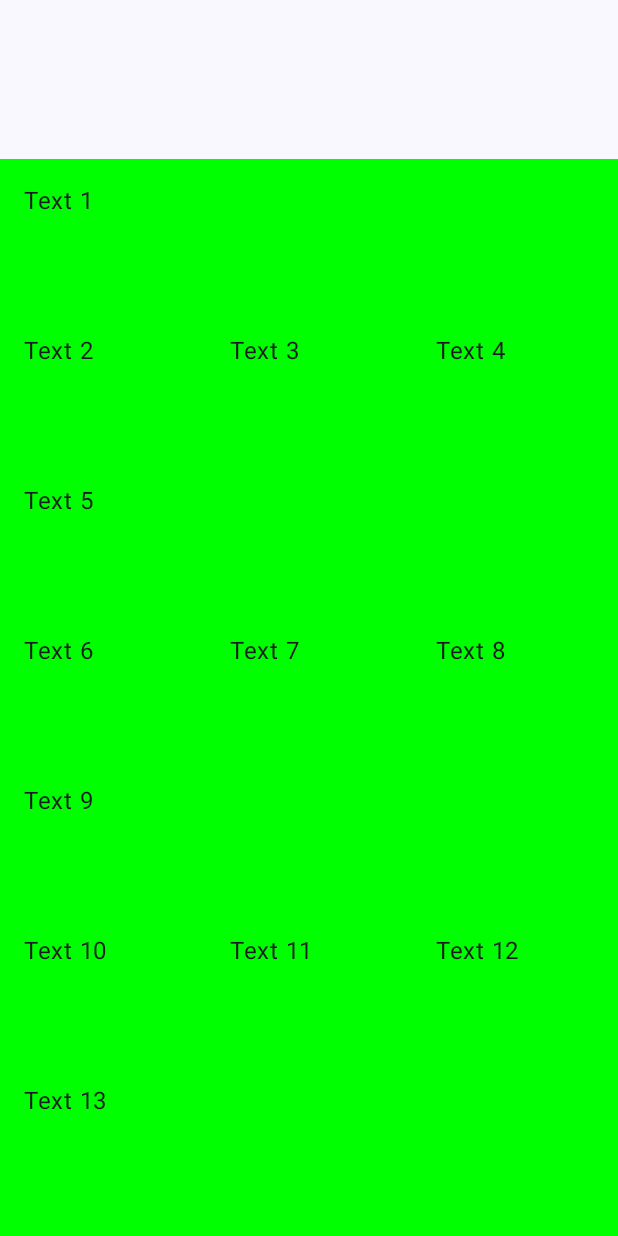
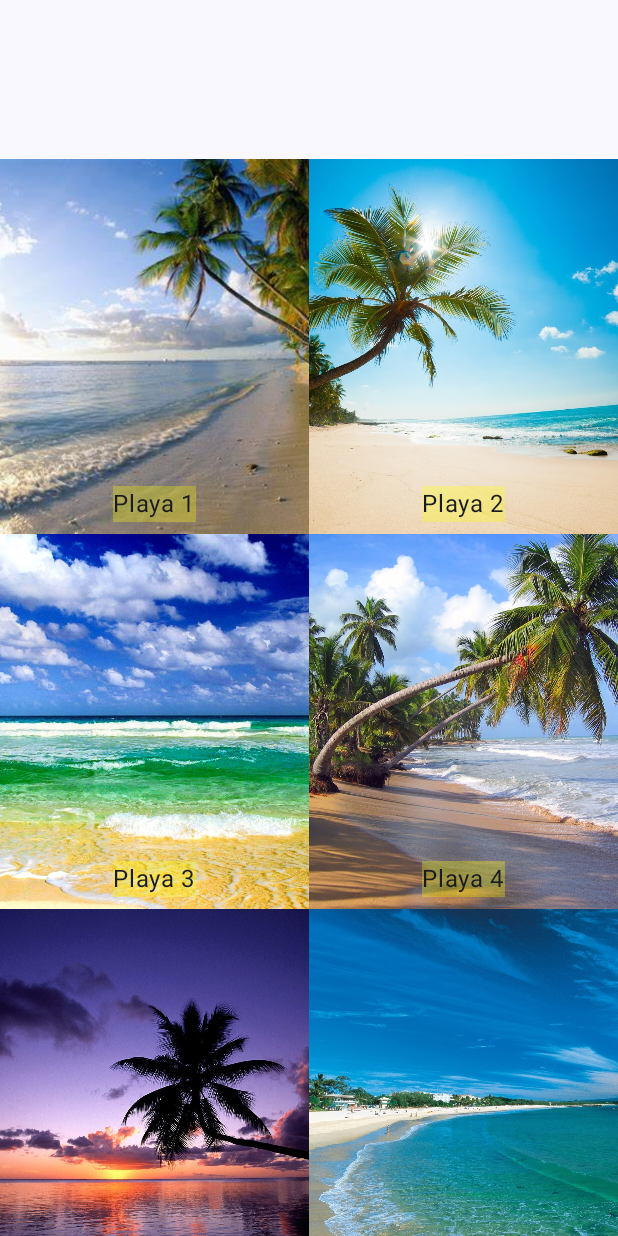
Before and after one commit to pedro-donoso/gridCompose, an Android app built with Jetpack Compose: the composable MainScreen shown on its own in the app's theme, on a phone screen of 412 x 824 dp. Run offline under Robolectric (Android 15) with nearby library versions, the phone set to English and light mode, and no system bars.

Commit message:
Adapto imagenes

```diff
--- a/app/src/main/java/com/example/gridcompose/MainActivity.kt
+++ b/app/src/main/java/com/example/gridcompose/MainActivity.kt
@@ -4,24 +4,27 @@ import android.os.Bundle
 import androidx.activity.compose.setContent
 import androidx.activity.enableEdgeToEdge
 import androidx.appcompat.app.AppCompatActivity
-import androidx.compose.foundation.background
-import androidx.compose.foundation.layout.Box
-import androidx.compose.foundation.layout.fillMaxWidth
-import androidx.compose.foundation.layout.padding
-import androidx.compose.foundation.layout.size
+import androidx.compose.foundation.layout.*
 import androidx.compose.foundation.lazy.grid.GridCells
-import androidx.compose.foundation.lazy.grid.GridItemSpan
 import androidx.compose.foundation.lazy.grid.LazyVerticalGrid
 import androidx.compose.material3.Text
 import androidx.compose.runtime.Composable
+import androidx.compose.ui.Alignment
 import androidx.compose.ui.Modifier
 import androidx.compose.ui.graphics.Color
+import androidx.compose.ui.res.painterResource
 import androidx.compose.ui.unit.dp
+import androidx.compose.foundation.Image
+import androidx.compose.foundation.background
+import androidx.compose.ui.layout.ContentScale
 
 class MainActivity : AppCompatActivity() {
     override fun onCreate(savedInstanceState: Bundle?) {
         super.onCreate(savedInstanceState)
         enableEdgeToEdge()
+
+        supportActionBar?.title = "Playas"
+
         setContent {
             MainScreen()
         }
@@ -30,57 +33,57 @@ class MainActivity : AppCompatActivity() {
 
 @Composable
 fun MainScreen() {
+    val list = listOf(
+        "Playa 1",
+        "Playa 2",
+        "Playa 3",
+        "Playa 4",
+        "Playa 5",
+        "Playa 6",
+        "Playa 7",
+        "Playa 8"
+    )
 
-    val list =
-        listOf(
-            "Text 1",
-            "Text 2",
-            "Text 3",
-            "Text 4",
-            "Text 5",
-            "Text 6",
-            "Text 7",
-            "Text 8",
-            "Text 9",
-            "Text 10",
-            "Text 11",
-            "Text 12",
-            "Text 13",
-            "Text 14",
-            "Text 15",
-            "Text 16",
-            "Text 17",
-            "Text 18",
-            "Text 19",
-            "Text 20"
-        )
+    // List of drawable resource IDs for images
+    val imageList = listOf(
+        R.drawable.playa1,
+        R.drawable.playa2,
+        R.drawable.playa3,
+        R.drawable.playa4,
+        R.drawable.playa5,
+        R.drawable.playa6,
+        R.drawable.playa7,
+        R.drawable.playa8
+    )
 
     LazyVerticalGrid(
-        columns = GridCells.Fixed(3),
+        columns = GridCells.Fixed(2),
         modifier = Modifier
             .fillMaxWidth()
             .padding(top = 106.dp)
     ) {
+        items(list.size) { index ->
+            Box(
+                modifier = Modifier
+                    .size(250.dp)
+            ) {
 
-        list.forEachIndexed { index, element ->
-            val span = if (index % 4 == 0) {
-                GridItemSpan(3)
-            } else {
-                GridItemSpan(1)
+                val image = imageList[index]
+                Image(
+                    painter = painterResource(id = image),
+                    contentDescription = null,
+                    contentScale = ContentScale.Crop,
+                    modifier = Modifier.fillMaxSize()
+                )
+
+                Text(
+                    text = list[index],
+                    modifier = Modifier
+                        .align(Alignment.BottomCenter)
+                        .padding(8.dp)
+                        .background(Color.Yellow.copy(alpha = 0.3f))
+                )
             }
-            item(span = { span }) {
-                Box(
-                    modifier = Modifier
-                        .background(Color.Green)
-                        .size(100.dp)
-                ) {
-                    Text(
-                        text = element,
-                        modifier = Modifier.padding(16.dp)
-                    )
-                }
-            }
-
         }
     }
 }
```
Also changed, not shown: app/src/main/res/drawable/playa1.jpeg (added), app/src/main/res/drawable/playa2.jpeg (added), app/src/main/res/drawable/playa3.jpg (added), app/src/main/res/drawable/playa4.jpeg (added), app/src/main/res/drawable/playa5.jpeg (added), app/src/main/res/drawable/playa6.jpeg (added), app/src/main/res/drawable/playa7.jpg (added), app/src/main/res/drawable/playa8.jpeg (added).
